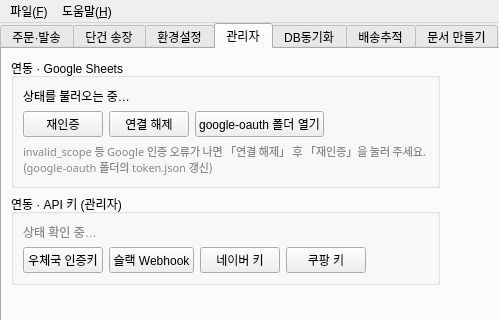
First picture: the form in ui/main_window.ui, repository Peanut0711/easy-fulfill, before the edit; both pictures show x 0 to 499 and y 0 to 320 of the 880 by 740 pixel window.
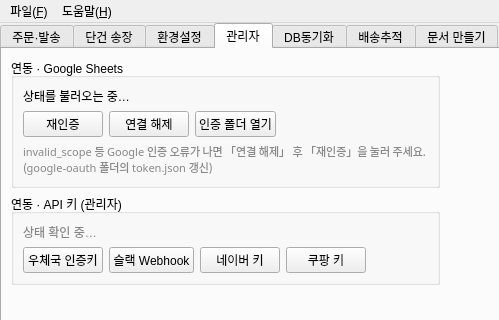
Second picture: the form after the edit. The open tabs and pages were chosen to show the change.

Commit message:
fix(ui): 구글 인증 폴더 버튼 문구 축약
관리자 탭 연동 항목의 google-oauth 폴더 열기 버튼을 인증 폴더 열기로 변경했습니다.

UI XML 파싱과 git diff --check를 통과했고 버튼 동작 및 객체명은 유지했습니다.

The edit to the form file:
```diff
--- a/ui/main_window.ui
+++ b/ui/main_window.ui
@@ -916,7 +916,7 @@
                 <item>
                  <widget class="QPushButton" name="pushButton_google_open_oauth_folder">
                   <property name="text">
-                   <string>google-oauth 폴더 열기</string>
+                   <string>인증 폴더 열기</string>
                   </property>
                  </widget>
                 </item>
```
